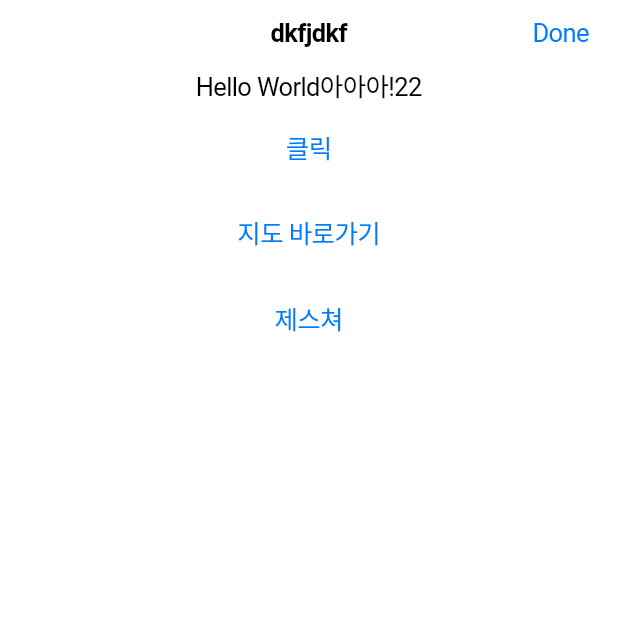
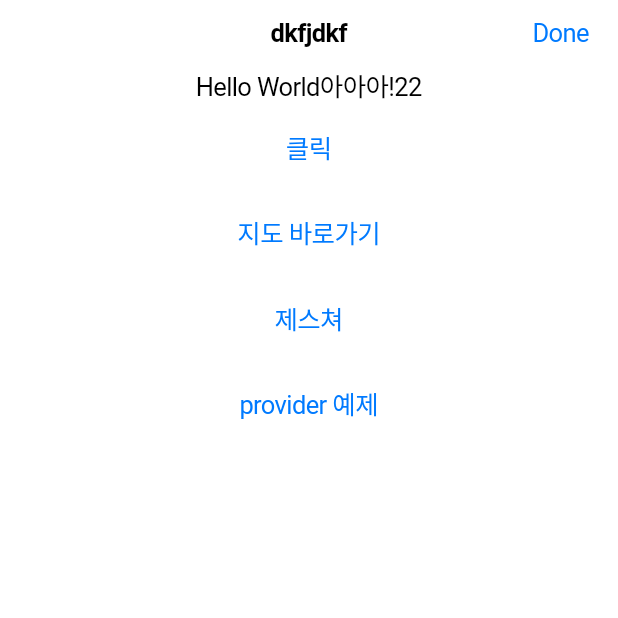
Before and after one commit to iinow/flutter_boilerplate, a Flutter app: the screen it shows after launch, on a phone screen of 412 x 824 dp, the top half of it. Run offline on Flutter 3.47's test engine with Material 2 defaults, Android fonts, the phone set to English and light mode, and no system bars; our stand-ins replace faker, flutter_dotenv, geolocator, get, get_it, google_maps_flutter and 2 more; missing offline and left inert: kakao_flutter_sdk; generated files the repository leaves out were written again.

Commit message:
provider 예제 추가

```diff
--- a/lib/route/router.dart
+++ b/lib/route/router.dart
@@ -1,6 +1,7 @@
 import 'package:flutter/cupertino.dart';
 import 'package:flutter_example/screens/home.dart';
 import 'package:flutter_example/screens/map.dart' as g_map;
+import 'package:flutter_example/screens/provider.dart';
 import 'package:flutter_example/screens/swipe.dart';
 import 'package:flutter_example/screens/swipe2.dart';
 
@@ -12,5 +13,6 @@ Map<String, WidgetBuilder> getRouteMap() {
     '/maps': (context) => const g_map.Map(),
     '/swipe': (context) => const Swipe(),
     '/swipe2': (context) => const Swipe2(),
+    '/provider': (context) => const Provider(),
   };
 }
--- a/lib/screens/home.dart
+++ b/lib/screens/home.dart
@@ -50,6 +50,12 @@ class Home extends StatelessWidget {
                 Get.toNamed('/swipe');
               },
             ),
+            CupertinoButton(
+              child: const Text('provider 예제'),
+              onPressed: () {
+                Get.toNamed('/provider');
+              },
+            ),
           ],
         ),
       ),
```
Also changed, not shown: lib/screens/provider.dart (added, +42 -0 lines).
